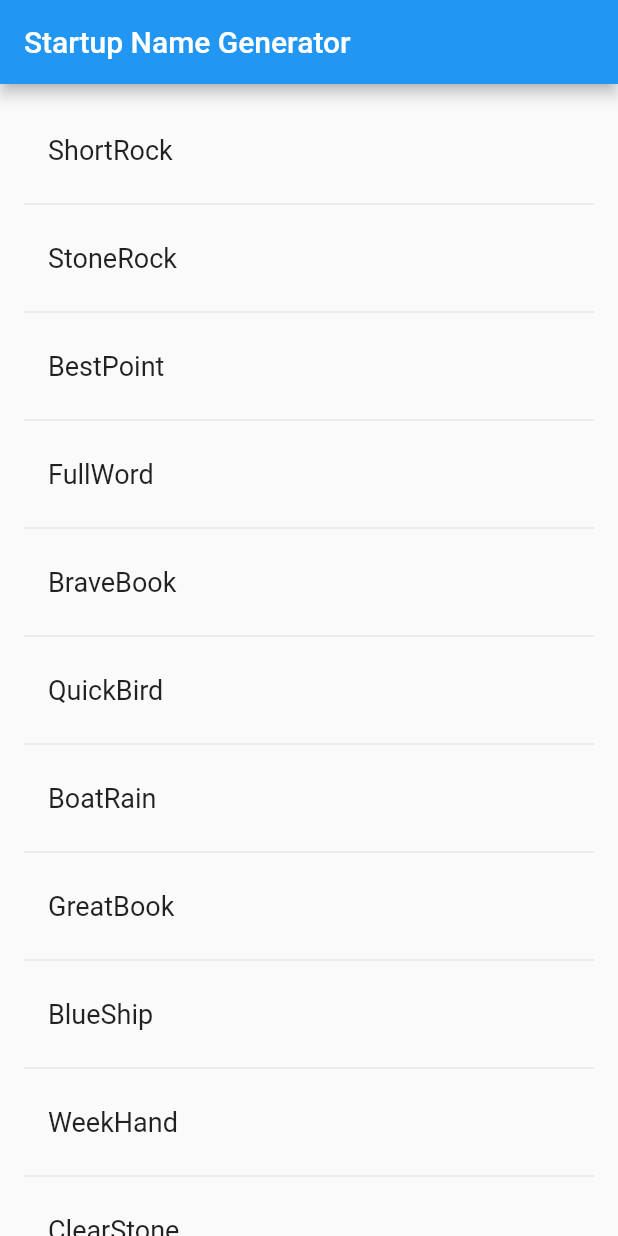
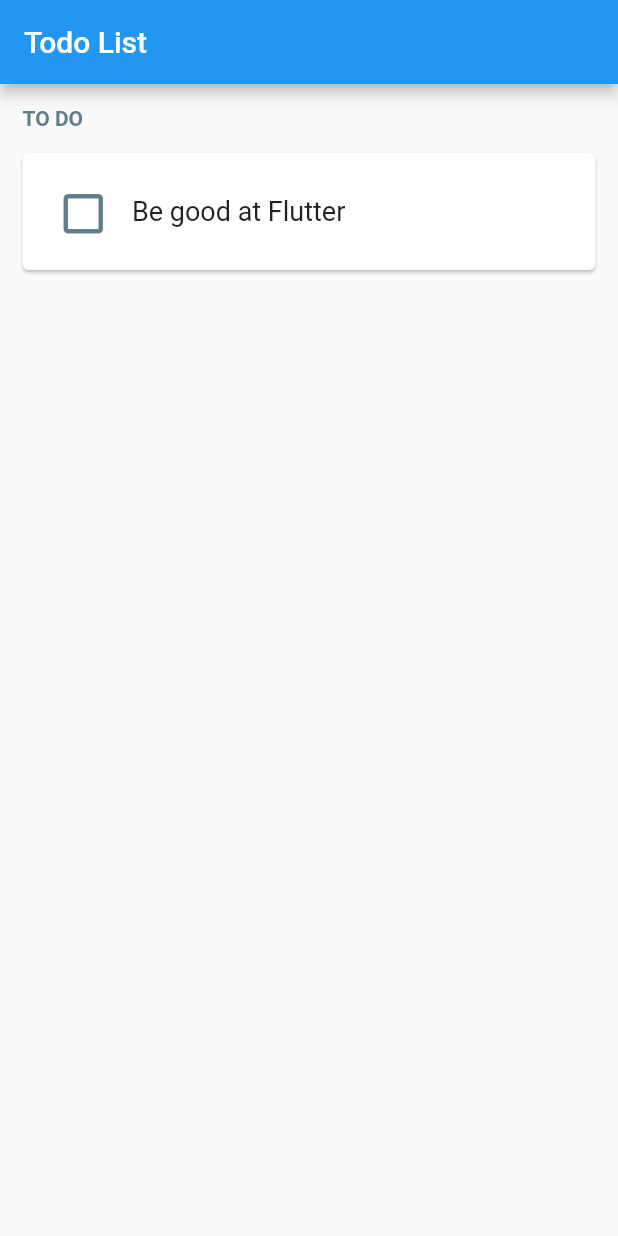
Before and after one commit to EliesSenouci/FlutterPlayground, a Flutter app: the screen it shows after launch, on a phone screen of 412 x 824 dp. Run offline on Flutter 3.47's test engine with Material 2 defaults, Android fonts, the phone set to English and light mode, and no system bars.

Commit message:
todo stateful widget

```diff
--- a/lib/main.dart
+++ b/lib/main.dart
@@ -3,7 +3,6 @@
 // found in the LICENSE file.
 
 import 'package:flutter/material.dart';
-import 'package:english_words/english_words.dart';
 
 void main() => runApp(MyApp());
 
@@ -11,50 +10,86 @@ class MyApp extends StatelessWidget {
   @override
   Widget build(BuildContext context) {
     return MaterialApp(
-      title: 'Startup name generator',
-      home: RandomWords()
+      title: 'Todo List',
+      home: Scaffold(
+        appBar: AppBar(
+          title: Text('Todo List'),
+        ),
+        body: Todolist(),
+      ),
     );
   }
 }
 
-class RandomWords extends StatefulWidget {
+class Todolist extends StatefulWidget {
   @override
-  _RandomWordsState createState() => _RandomWordsState();
+  _TodolistState createState() => _TodolistState();
 }
 
-class _RandomWordsState extends State<RandomWords> {
-  final _suggestions = <WordPair>[];
-  final _biggerFont = TextStyle(fontSize: 18.0);
+class _TodolistState extends State<Todolist> {
+
+  List<String> todos = List<String>();
 
   @override
   Widget build(BuildContext context) {
-    return Scaffold(
-      appBar: AppBar(
-        title: Text('Startup Name Generator'),
-      ),
-      body: _buildSuggestions(),
-    );  }
-
-  Widget _buildSuggestions() {
-    return ListView.builder(
-        padding: EdgeInsets.all(16.0),
-        itemBuilder: (context, i) {
-          if (i.isOdd) return Divider();
-
-          final index = i ~/ 2;
-          if (index >= _suggestions.length) {
-            _suggestions.addAll(generateWordPairs().take(10));
-          }
-          return _buildRow(_suggestions[index]);
-        });
-  }
-
-  Widget _buildRow(WordPair pair) {
-    return ListTile(
-      title: Text(
-        pair.asPascalCase,
-        style: _biggerFont,
+    return Container(
+      margin: EdgeInsets.all(15),
+      child: ListView(
+        children: [
+          Text(
+            "TO DO",
+            style:
+                TextStyle(fontWeight: FontWeight.bold, color: Colors.blueGrey),
+          ),
+          Todo(text: "Be good at Flutter"),
+        ],
       ),
     );
   }
 }
+
+class Todo extends StatefulWidget {
+  final String text;
+
+  const Todo ({ Key key, this.text }): super(key: key);
+
+  @override
+  _TodoState createState() => _TodoState();
+}
+
+class _TodoState extends State<Todo> {
+  bool done = false;
+
+  @override
+  Widget build(BuildContext context) {
+    return (Card(
+      margin: EdgeInsets.only(top: 15),
+      child: Container(
+        padding: EdgeInsets.all(15),
+        child: Row(
+          children: [
+            IconButton(
+              icon: Icon(
+                done ? Icons.check_box_outlined : Icons.check_box_outline_blank,
+                size: 35,
+                color: Colors.blueGrey,
+              ),
+              onPressed: () {
+                setState(() {
+                  done = !done;
+                });
+              },
+            ),
+            SizedBox(
+              width: 10,
+            ),
+            Text(
+              widget.text,
+              style: TextStyle(fontSize: 18),
+            ),
+          ],
+        ),
+      ),
+    ));
+  }
+}
```
